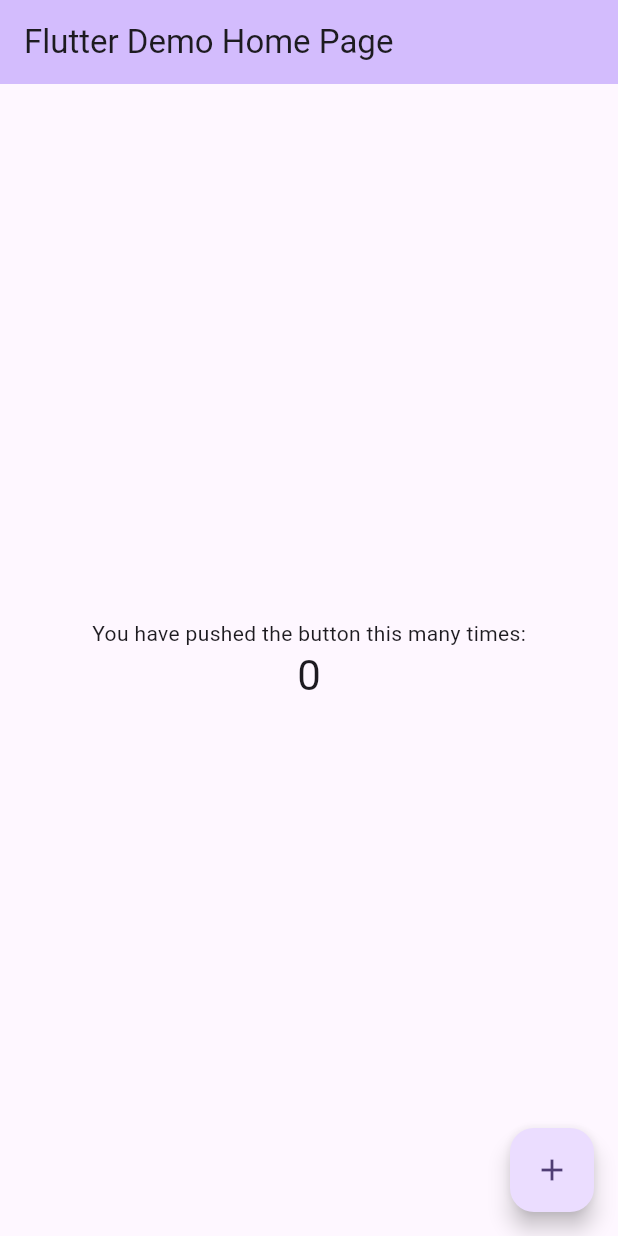
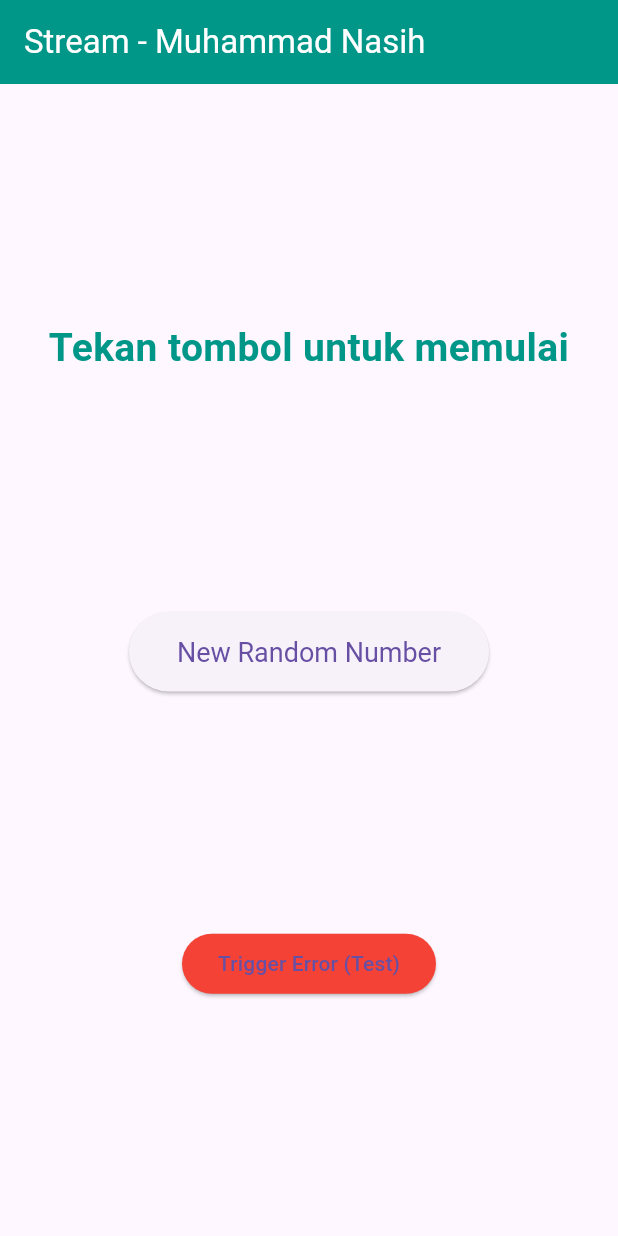
Before and after one commit to muhnasih/MOBILE2025, a Flutter app: the screen it shows after launch, on a phone screen of 412 x 824 dp. Run offline on Flutter 3.47's test engine with Material 3 defaults, Android fonts, the light colour scheme and no system bars; our stand-ins replace auto_size_text, camera, geolocator, go_router.

Commit message:
add praktikum 1

```diff
--- a/WEEK12/stream_nasih/lib/main.dart
+++ b/WEEK12/stream_nasih/lib/main.dart
@@ -1,4 +1,9 @@
 import 'package:flutter/material.dart';
+import 'dart:async';
+import 'dart:math';
+
+// Pastikan file stream.dart ada di folder yang sama
+// import 'stream.dart';   // kalau pakai file terpisah
 
 void main() {
   runApp(const MyApp());
@@ -7,116 +12,155 @@ void main() {
 class MyApp extends StatelessWidget {
   const MyApp({super.key});
 
-  // This widget is the root of your application.
   @override
   Widget build(BuildContext context) {
     return MaterialApp(
-      title: 'Flutter Demo',
+      title: 'Stream - Muhammad Nasih',
+      debugShowCheckedModeBanner: false,
       theme: ThemeData(
-        // This is the theme of your application.
-        //
-        // TRY THIS: Try running your application with "flutter run". You'll see
-        // the application has a purple toolbar. Then, without quitting the app,
-        // try changing the seedColor in the colorScheme below to Colors.green
-        // and then invoke "hot reload" (save your changes or press the "hot
-        // reload" button in a Flutter-supported IDE, or press "r" if you used
-        // the command line to start the app).
-        //
-        // Notice that the counter didn't reset back to zero; the application
-        // state is not lost during the reload. To reset the state, use hot
-        // restart instead.
-        //
-        // This works for code too, not just values: Most code changes can be
-        // tested with just a hot reload.
-        colorScheme: ColorScheme.fromSeed(seedColor: Colors.deepPurple),
+        primarySwatch: Colors.teal,
+        useMaterial3: true,
       ),
-      home: const MyHomePage(title: 'Flutter Demo Home Page'),
+      home: const StreamHomePage(),
     );
   }
 }
 
-class MyHomePage extends StatefulWidget {
-  const MyHomePage({super.key, required this.title});
-
-  // This widget is the home page of your application. It is stateful, meaning
-  // that it has a State object (defined below) that contains fields that affect
-  // how it looks.
-
-  // This class is the configuration for the state. It holds the values (in this
-  // case the title) provided by the parent (in this case the App widget) and
-  // used by the build method of the State. Fields in a Widget subclass are
-  // always marked "final".
-
-  final String title;
+class StreamHomePage extends StatefulWidget {
+  const StreamHomePage({super.key});
 
   @override
-  State<MyHomePage> createState() => _MyHomePageState();
+  State<StreamHomePage> createState() => _StreamHomePageState();
 }
 
-class _MyHomePageState extends State<MyHomePage> {
-  int _counter = 0;
+class _StreamHomePageState extends State<StreamHomePage> {
+  // Langkah 1: Variabel yang diminta di gambar
+  late StreamSubscription subscription;
+  late StreamSubscription subscription2;
+  String values = '';
 
-  void _incrementCounter() {
-    setState(() {
-      // This call to setState tells the Flutter framework that something has
-      // changed in this State, which causes it to rerun the build method below
-      // so that the display can reflect the updated values. If we changed
-      // _counter without calling setState(), then the build method would not be
-      // called again, and so nothing would appear to happen.
-      _counter++;
+  late StreamController<int> numberStreamController;
+  late NumberStream numberStream;
+  late StreamTransformer<int, int> transformer;
+
+  @override
+  void initState() {
+    super.initState();
+
+    numberStream = NumberStream();
+    numberStreamController = numberStream.controller;
+
+    // Langkah 4: Jadikan stream sebagai Broadcast Stream
+    // (harus dilakukan SEBELUM ada listener)
+    Stream<int> broadcastStream = numberStreamController.stream.asBroadcastStream();
+
+    // Transformer: kalikan 10 & tangani error
+    transformer = StreamTransformer<int, int>.fromHandlers(
+      handleData: (value, sink) {
+        sink.add(value * 10);
+      },
+      handleError: (error, stackTrace, sink) {
+        sink.add(-1);
+      },
+      handleDone: (sink) => sink.close(),
+    );
+
+    // Terapkan transformer ke broadcast stream
+    Stream<int> stream = broadcastStream.transform(transformer);
+
+    // Langkah 2: Dua subscription EXACTLY seperti di gambar
+    subscription = stream.listen((event) {
+      setState(() {
+        values += '$event - ';
+      });
     });
+
+    subscription2 = stream.listen((event) {
+      setState(() {
+        values += '$event - ';
+      });
+    });
+
+    // Optional: tangani error agar tidak crash
+    subscription.onError((e) => setState(() => values += 'Error! - '));
+    subscription2.onError((e) => setState(() => values += 'Error! - '));
+  }
+
+  void addRandomNumber() {
+    Random random = Random();
+    int myNum = random.nextInt(10); // 0-9
+    numberStream.addNumberToSink(myNum);
+
+    // Untuk test error, uncomment baris berikut:
+    // numberStream.addError();
+  }
+
+  @override
+  void dispose() {
+    subscription.cancel();
+    subscription2.cancel();
+    numberStreamController.close();
+    super.dispose();
   }
 
   @override
   Widget build(BuildContext context) {
-    // This method is rerun every time setState is called, for instance as done
-    // by the _incrementCounter method above.
-    //
-    // The Flutter framework has been optimized to make rerunning build methods
-    // fast, so that you can just rebuild anything that needs updating rather
-    // than having to individually change instances of widgets.
     return Scaffold(
       appBar: AppBar(
-        // TRY THIS: Try changing the color here to a specific color (to
-        // Colors.amber, perhaps?) and trigger a hot reload to see the AppBar
-        // change color while the other colors stay the same.
-        backgroundColor: Theme.of(context).colorScheme.inversePrimary,
-        // Here we take the value from the MyHomePage object that was created by
-        // the App.build method, and use it to set our appbar title.
-        title: Text(widget.title),
+        title: const Text('Stream - Muhammad Nasih'),
+        backgroundColor: Colors.teal,
+        foregroundColor: Colors.white,
       ),
-      body: Center(
-        // Center is a layout widget. It takes a single child and positions it
-        // in the middle of the parent.
+      body: SizedBox(
+        width: double.infinity,
         child: Column(
-          // Column is also a layout widget. It takes a list of children and
-          // arranges them vertically. By default, it sizes itself to fit its
-          // children horizontally, and tries to be as tall as its parent.
-          //
-          // Column has various properties to control how it sizes itself and
-          // how it positions its children. Here we use mainAxisAlignment to
-          // center the children vertically; the main axis here is the vertical
-          // axis because Columns are vertical (the cross axis would be
-          // horizontal).
-          //
-          // TRY THIS: Invoke "debug painting" (choose the "Toggle Debug Paint"
-          // action in the IDE, or press "p" in the console), to see the
-          // wireframe for each widget.
-          mainAxisAlignment: MainAxisAlignment.center,
-          children: <Widget>[
-            const Text('You have pushed the button this many times:'),
+          mainAxisAlignment: MainAxisAlignment.spaceEvenly,
+          crossAxisAlignment: CrossAxisAlignment.center,
+          children: [
+            // Langkah 5: Tampilkan teks values persis seperti di gambar
             Text(
-              '$_counter',
-              style: Theme.of(context).textTheme.headlineMedium,
+              values.isEmpty ? 'Tekan tombol untuk memulai' : values,
+              style: const TextStyle(
+                fontSize: 26,
+                fontWeight: FontWeight.bold,
+                color: Colors.teal,
+              ),
+              textAlign: TextAlign.center,
+            ),
+
+            ElevatedButton(
+              onPressed: addRandomNumber,
+              style: ElevatedButton.styleFrom(
+                padding: const EdgeInsets.symmetric(horizontal: 32, vertical: 16),
+                textStyle: const TextStyle(fontSize: 18),
+              ),
+              child: const Text('New Random Number'),
+            ),
+
+            ElevatedButton(
+              onPressed: () => numberStream.addError(),
+              style: ElevatedButton.styleFrom(backgroundColor: Colors.red),
+              child: const Text('Trigger Error (Test)'),
             ),
           ],
         ),
       ),
-      floatingActionButton: FloatingActionButton(
-        onPressed: _incrementCounter,
-        tooltip: 'Increment',
-        child: const Icon(Icons.add),
-      ), // This trailing comma makes auto-formatting nicer for build methods.
     );
   }
 }
+
+class NumberStream {
+  final StreamController<int> controller = StreamController<int>();
+
+  void addNumberToSink(int number) {
+    controller.sink.add(number);
+  }
+
+  void addError() {
+    controller.sink.addError('Error sengaja dipicu untuk testing!');
+  }
+
+  void close() {
+    controller.close();
+  }
+}
```
Also changed, not shown: WEEK12/stream_nasih/lib/stream.dart (added, +45 -0 lines), WEEK12/stream_nasih/4.png (added), WEEK12/stream_nasih/image.png (added), WEEK12/stream_nasih/img/1.png (added), WEEK12/stream_nasih/img/2.png (added), WEEK12/stream_nasih/img/3(1).png (added), WEEK12/stream_nasih/img/3.png (added), WEEK12/stream_nasih/img/4.png (added), WEEK12/stream_nasih/img/5.png (added), WEEK12/stream_nasih/img/6.png (added), WEEK12/stream_nasih/img/7.png (added), WEEK12/stream_nasih/img/8.png (added), 3 other files.
